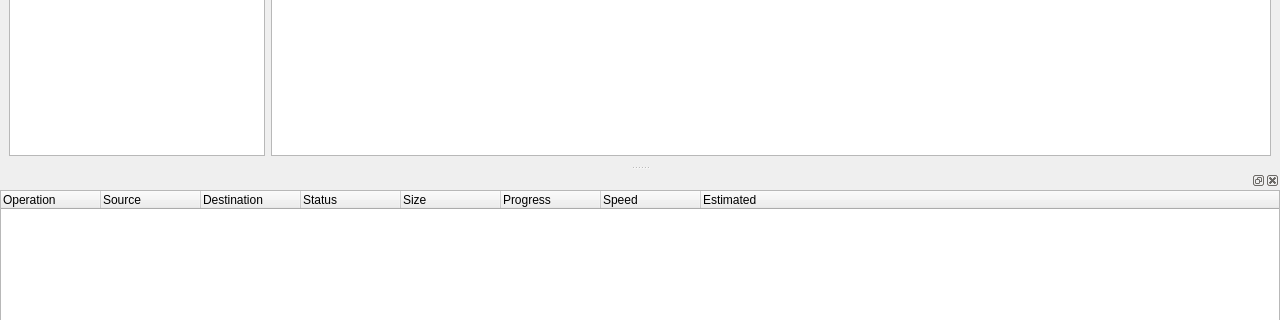
The window that forms/main_window.ui (Communist02/agile) describes before a commit, drawn with Qt 5; both pictures show x 0 to 1280 and y 399 to 719 of the 1280 by 800 pixel window.
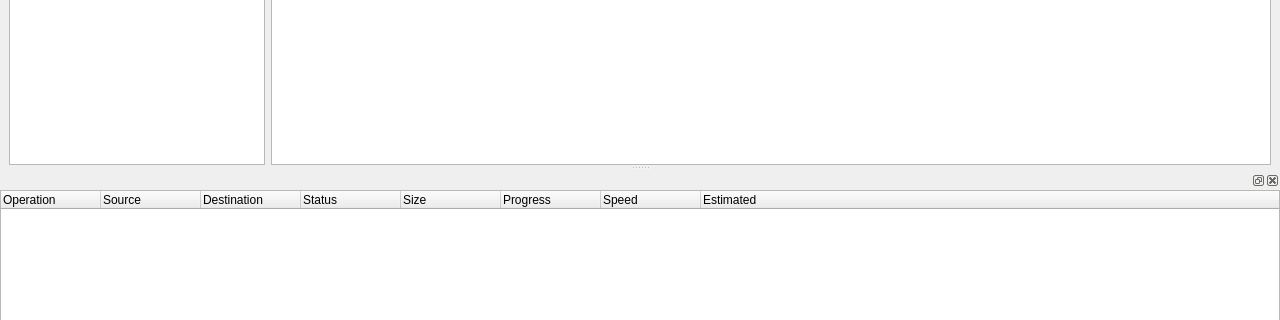
The same window after the commit. Icons and pictures are not drawn.

```diff
--- a/forms/main_window.ui
+++ b/forms/main_window.ui
@@ -18,6 +18,9 @@
   </property>
   <widget class="QWidget" name="centralwidget">
    <layout class="QVBoxLayout" name="verticalLayout">
+    <property name="bottomMargin">
+     <number>0</number>
+    </property>
     <item>
      <layout class="QHBoxLayout" name="horizontalLayout">
       <item>
```
Left out of the diff: 9 changed lines with no effect on the pictures.
